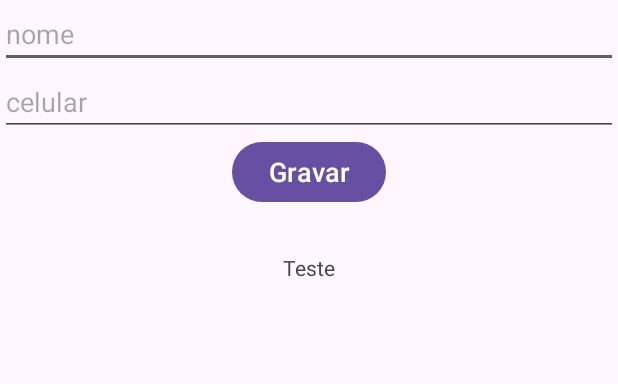
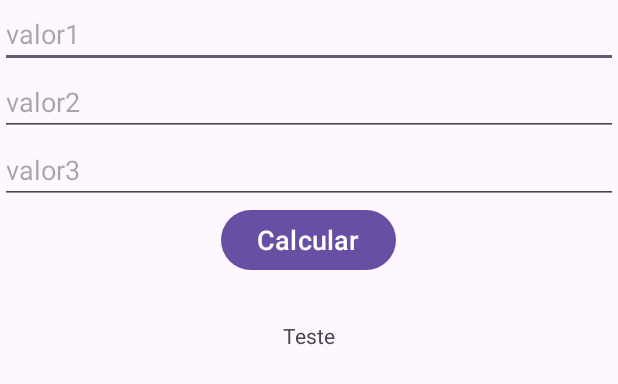
Before and after one commit to PedroCezarini/gasapp_kotlin, an Android app: the layout activity_main.xml on its own in the app's theme, with its tools: preview values and no code run, on a phone screen of 412 x 824 dp. Shown: the top 384 px of the screen. Run offline under Robolectric (Android 15) with nearby library versions, the phone set to English and light mode, and no system bars.

Commit message:
binding concluiod, valor 1 valor 2 e valor 3 adicionados, só falta fazer a funçãod o calculo

```diff
--- a/app/src/main/res/layout/activity_main.xml
+++ b/app/src/main/res/layout/activity_main.xml
@@ -9,24 +9,32 @@
     tools:context=".MainActivity">
 
     <EditText
-        android:id="@+id/edit_nome"
+        android:id="@+id/valor1"
         android:layout_width="match_parent"
         android:layout_height="wrap_content"
-        android:hint="nome"/>
+        android:inputType="number"
+        android:hint="valor1"/>
 
     <EditText
-        android:id="@+id/edit_celular"
+        android:id="@+id/valor2"
         android:layout_width="match_parent"
         android:layout_height="wrap_content"
-        android:inputType="phone"
-        android:hint="celular"/>
+        android:inputType="number"
+        android:hint="valor2"/>
+
+    <EditText
+        android:id="@+id/valor3"
+        android:layout_width="match_parent"
+        android:layout_height="wrap_content"
+        android:inputType="number"
+        android:hint="valor3"/>
 
     <Button
-        android:id="@+id/button_gravar"
+        android:id="@+id/button_calcular"
         android:layout_width="wrap_content"
         android:layout_height="wrap_content"
         android:layout_gravity="center_horizontal"
-        android:text="Gravar"
+        android:text="Calcular"
         android:textSize="18sp"/>
 
     <TextView
```
Also changed, not shown: app/src/main/java/com/example/gasapp/MainActivity.kt (+17 -2 lines).
